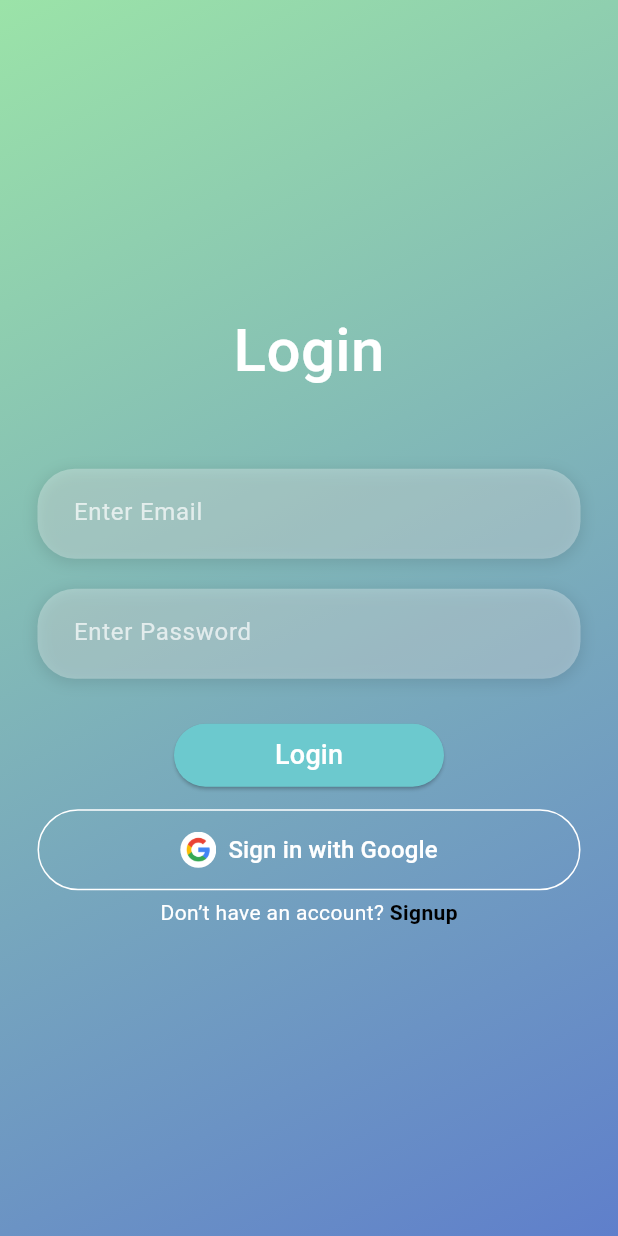
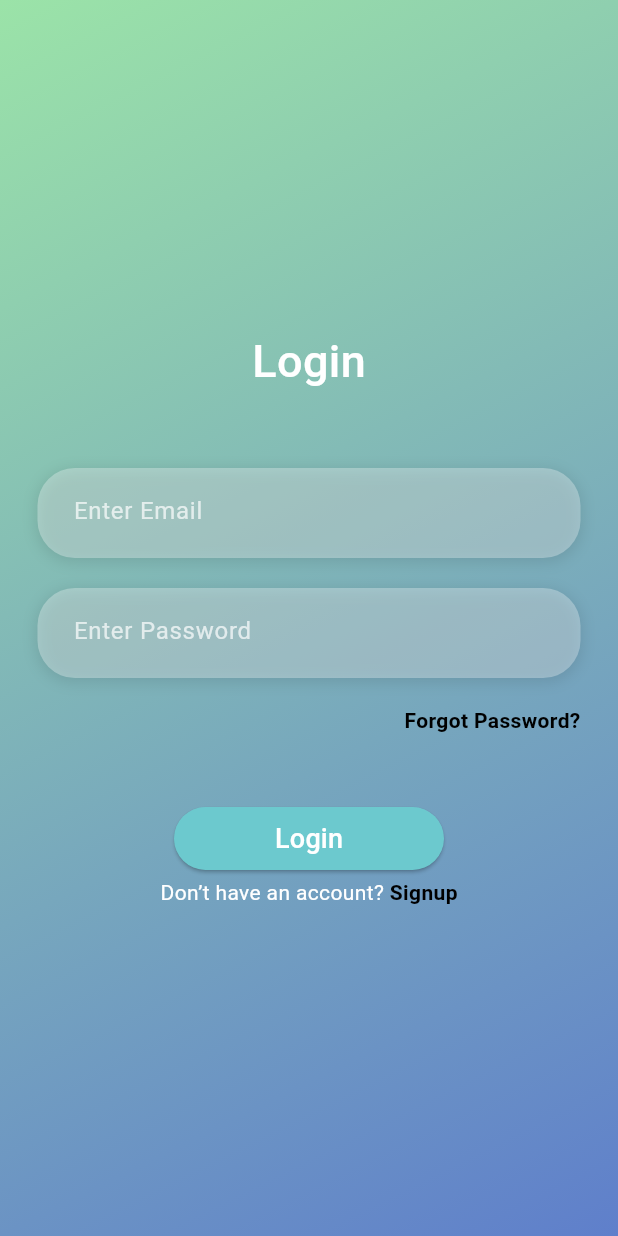
Before and after one commit to DEVIN-003/ShareWise, a Flutter app: the screen it shows after launch, on a phone screen of 412 x 824 dp. Run offline on Flutter 3.47's test engine with Material 3 defaults, Android fonts, the phone set to English and light mode, and no system bars; our stand-ins replace cloud_firestore, firebase_auth, firebase_core, google_sign_in, video_player; accounts and stored records are empty.

Commit message:
Forgot Password update

```diff
--- a/lib/auth/login_screen.dart
+++ b/lib/auth/login_screen.dart
@@ -1,10 +1,11 @@
 import 'dart:developer';
-import 'package:flutter/material.dart';
-import 'service.dart'; // Ensure AuthService is imported
+import 'service.dart';
 import 'signup_screen.dart';
 import 'package:login_sample/screens/welcome_screen.dart';
 import '/widgets/button.dart';
 import '/widgets/textfield.dart';
+import '/screens/forget_pass.dart';
+import 'package:flutter/material.dart';
 
 class LoginScreen extends StatefulWidget {
   const LoginScreen({super.key});
@@ -15,7 +16,7 @@ class LoginScreen extends StatefulWidget {
 
 class _LoginScreenState extends State<LoginScreen> {
   final _auth = AuthService();
-  final _formKey = GlobalKey<FormState>();
+  final _formKey = GlobalKey<FormState>(); // Key for form validation
 
   final _email = TextEditingController();
   final _password = TextEditingController();
@@ -33,7 +34,7 @@ class _LoginScreenState extends State<LoginScreen> {
       body: Container(
         decoration: const BoxDecoration(
           gradient: LinearGradient(
-            colors: [Color(0xFF9BE3A8), Color(0xFF5F7FCB)],
+            colors: [Color(0xFF9BE3A8), Color(0xFF5F7FCB)], // More Green, Less Blue
             begin: Alignment.topLeft,
             end: Alignment.bottomRight,
           ),
@@ -48,7 +49,7 @@ class _LoginScreenState extends State<LoginScreen> {
                 const Text(
                   "Login",
                   style: TextStyle(
-                    fontSize: 40,
+                    fontSize: 30,
                     fontWeight: FontWeight.w500,
                     color: Colors.white,
                   ),
@@ -62,14 +63,14 @@ class _LoginScreenState extends State<LoginScreen> {
                     if (value == null || value.isEmpty) {
                       return "Email is required";
                     }
-                    String emailPattern =
-                        r'^[a-zA-Z0-9._%+-]+@[a-zA-Z0-9.-]+\.[a-zA-Z]{2,}$';
+                    String emailPattern = r'^[a-zA-Z0-9._%+-]+@[a-zA-Z0-9.-]+\.[a-zA-Z]{2,}$';
                     if (!RegExp(emailPattern).hasMatch(value)) {
                       return "Enter a valid email";
                     }
                     return null;
                   },
                 ),
+
                 const SizedBox(height: 20),
                 CustomTextField(
                   hint: "Enter Password",
@@ -86,40 +87,20 @@ class _LoginScreenState extends State<LoginScreen> {
                     return null;
                   },
                 ),
+                Align(
+                    alignment: Alignment.centerRight,
+                    child: InkWell(onTap:(){
+                      Navigator.push(context, MaterialPageRoute(builder: (context) => const ForgotPassword(),));
+                    }, child: Text("Forgot Password?",
+                        style: TextStyle(
+                            height: 4,
+                            color: Colors.black,
+                            fontWeight: FontWeight.bold)))),
                 const SizedBox(height: 30),
                 CustomButton(
                   label: "Login",
                   onPressed: () => _validateAndLogin(context),
-                  color: const Color(0xFF6CC9CE),
-                ),
-                const SizedBox(height: 15),
-                SizedBox(
-                  width: double.infinity,
-                  child: OutlinedButton.icon(
-                    style: OutlinedButton.styleFrom(
-                      side: const BorderSide(color: Colors.white),
-                      shape: RoundedRectangleBorder(
-                        borderRadius: BorderRadius.circular(30),
-                      ),
-                      padding: const EdgeInsets.symmetric(vertical: 15),
-                      backgroundColor: Colors.transparent,
-                      foregroundColor: Colors.white,
-                    ),
-                    icon: ClipRRect(
-                      borderRadius: BorderRadius.circular(100),
-                      child: Image.asset(
-                        'assets/icons/google_image.png',
-                        height: 24,
-                        width: 24,
-                        fit: BoxFit.cover,
-                      ),
-                    ),
-                    label: const Text(
-                      "Sign in with Google",
-                      style: TextStyle(fontSize: 16),
-                    ),
-                    onPressed: () => _signInWithGoogle(context),
-                  ),
+                  color: Color(0xFF6CC9CE),
                 ),
                 const SizedBox(height: 5),
                 Row(
@@ -162,38 +143,14 @@ class _LoginScreenState extends State<LoginScreen> {
   }
 
   _login(BuildContext context) async {
-    try {
-      final user = await _auth.loginUserWithEmailAndPassword(
-        _email.text.trim(),
-        _password.text.trim(),
-      );
+    final user = await _auth.loginUserWithEmailAndPassword(
+        _email.text, _password.text);
 
-      if (!mounted) return;
-
-      if (user != null) {
-        log("User Logged In");
-        goToHome(context);
-      }
-    } catch (e) {
-      if (!mounted) return;
-      ScaffoldMessenger.of(context).showSnackBar(
-        SnackBar(
-          content: Text(e.toString().replaceAll('Exception: ', '')),
-          backgroundColor: Colors.redAccent,
-        ),
-      );
-    }
-  }
-
-  _signInWithGoogle(BuildContext context) async {
-    final user = await _auth.signInWithGoogle();
     if (!mounted) return;
 
     if (user != null) {
-      log("Google Sign-In successful");
+      log("User Logged In");
       goToHome(context);
-    } else {
-      log("Google Sign-In failed");
     }
   }
 }
--- a/lib/auth/signup_screen.dart
+++ b/lib/auth/signup_screen.dart
@@ -12,7 +12,6 @@ class SignupScreen extends StatefulWidget {
   @override
   State<SignupScreen> createState() => _SignupScreenState();
 }
-//hello
 class _SignupScreenState extends State<SignupScreen> {
   final _auth = AuthService();
   final _formKey = GlobalKey<FormState>();
```
Also changed, not shown: lib/auth/service.dart (+9 -0 lines), lib/screens/forget_pass.dart (added, +82 -0 lines).
